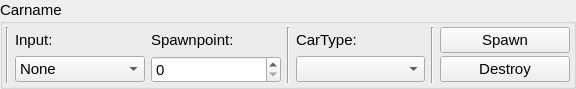
Old version of the form modules/carlainterface/action/vehicletab.ui in the repository tud-hri/joan.
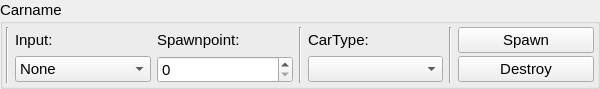
New version of the form.

Commit message: Hardware comm and carla interface latest

Diff of the .ui file:
```diff
--- a/modules/carlainterface/action/vehicletab.ui
+++ b/modules/carlainterface/action/vehicletab.ui
@@ -6,7 +6,7 @@
    <rect>
     <x>0</x>
     <y>0</y>
-    <width>576</width>
+    <width>600</width>
     <height>81</height>
    </rect>
   </property>
@@ -28,6 +28,12 @@
    </property>
    <item row="0" column="0">
     <widget class="QGroupBox" name="groupCar">
+     <property name="minimumSize">
+      <size>
+       <width>600</width>
+       <height>0</height>
+      </size>
+     </property>
      <property name="font">
       <font>
        <pointsize>11</pointsize>
```
The commit also changes 6 other files.
